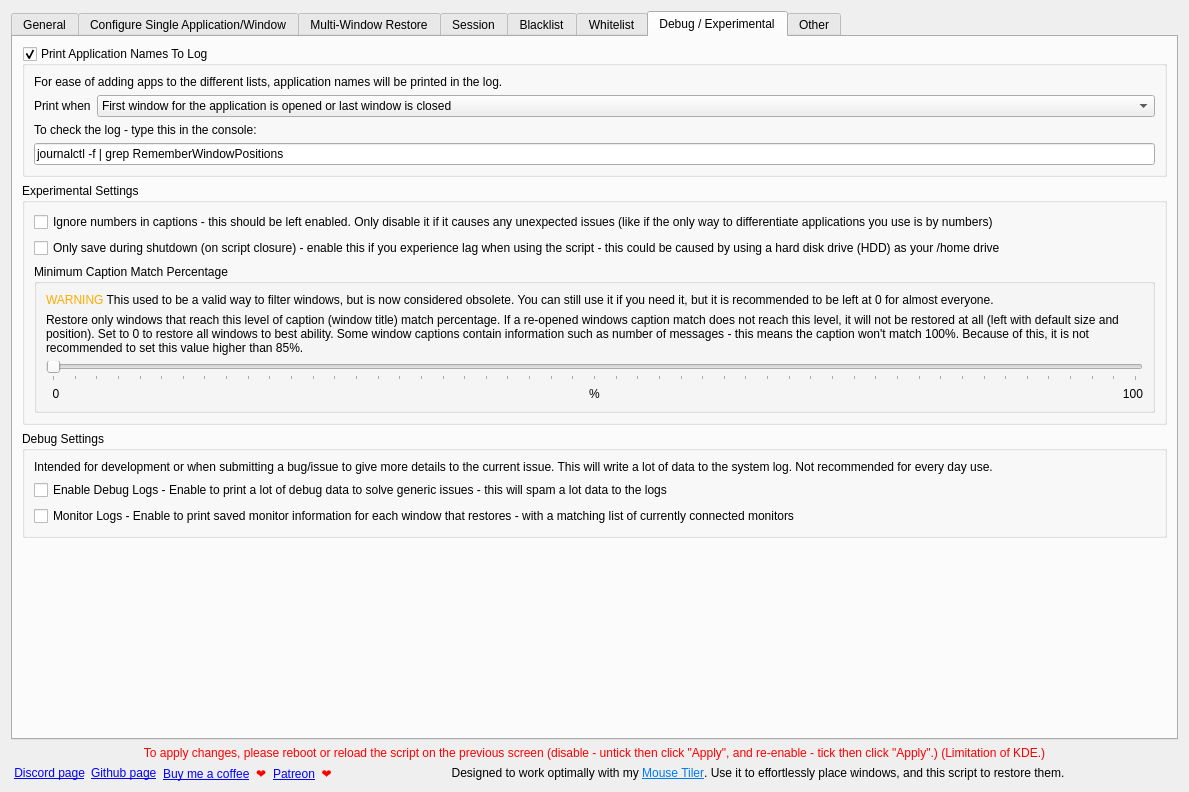
Qt form src/contents/ui/config.ui (rxappdev/RememberWindowPositions) before a commit.
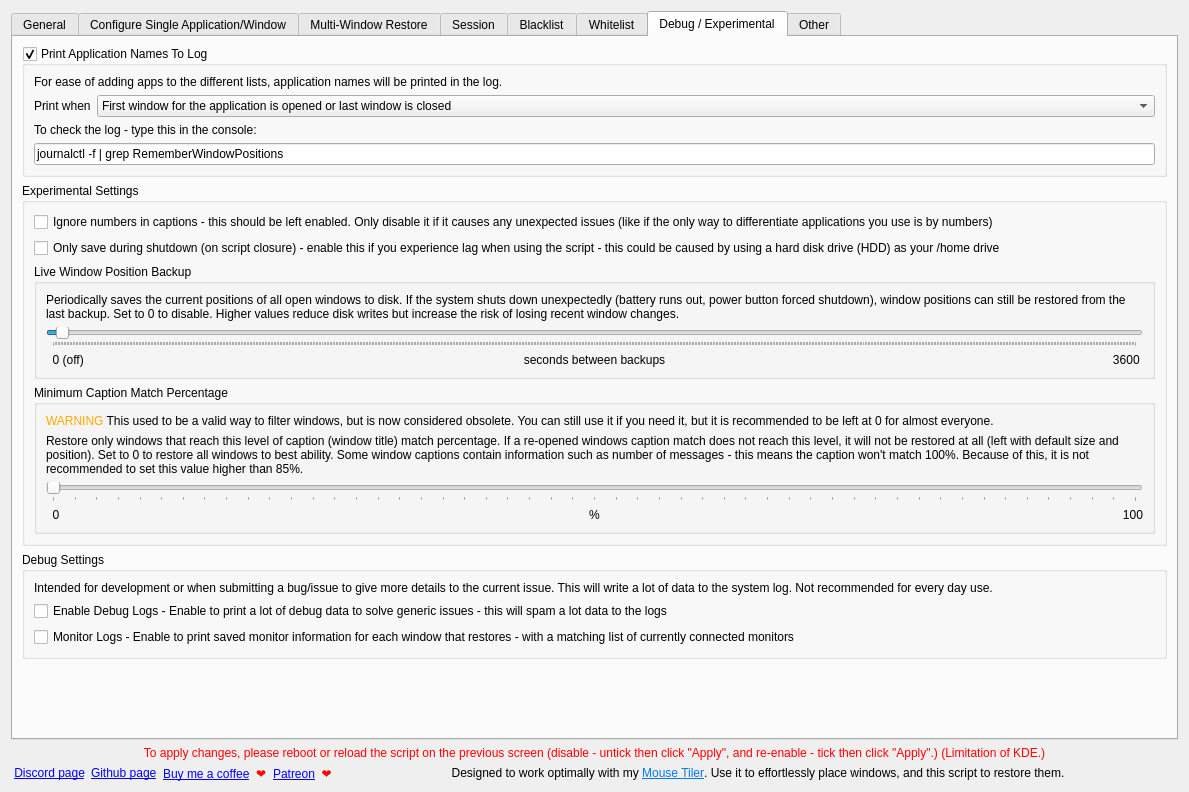
The same form after that commit. The open tabs and pages were chosen to show the change. Icons and pictures are not drawn.

Commit message: Add live window position backup for crash recovery

```diff
--- a/src/contents/ui/config.ui
+++ b/src/contents/ui/config.ui
@@ -1183,13 +1183,85 @@
             </property>
            </widget>
           </item>
-          <item>
-           <widget class="QCheckBox" name="kcfg_onlySaveOnShutdown">
-            <property name="text">
-             <string>Only save during shutdown (on script closure) - enable this if you experience lag when using the script - this could be caused by using a hard disk drive (HDD) as your /home drive</string>
-            </property>
-           </widget>
-          </item>
+           <item>
+            <widget class="QCheckBox" name="kcfg_onlySaveOnShutdown">
+             <property name="text">
+              <string>Only save during shutdown (on script closure) - enable this if you experience lag when using the script - this could be caused by using a hard disk drive (HDD) as your /home drive</string>
+             </property>
+            </widget>
+           </item>
+           <item>
+            <widget class="QGroupBox" name="groupBox_liveBackup">
+             <property name="title">
+              <string>Live Window Position Backup</string>
+             </property>
+             <layout class="QVBoxLayout" name="verticalLayout_liveBackup">
+              <item>
+               <widget class="QLabel" name="label_liveBackupExplanation">
+                <property name="text">
+                 <string>Periodically saves the current positions of all open windows to disk. If the system shuts down unexpectedly (battery runs out, power button forced shutdown), window positions can still be restored from the last backup. Set to 0 to disable. Higher values reduce disk writes but increase the risk of losing recent window changes.</string>
+                </property>
+                <property name="wordWrap">
+                 <bool>true</bool>
+                </property>
+               </widget>
+              </item>
+              <item>
+               <widget class="QSlider" name="kcfg_liveBackupInterval">
+                <property name="minimum">
+                 <number>0</number>
+                </property>
+                <property name="maximum">
+                 <number>3600</number>
+                </property>
+                <property name="value">
+                 <number>30</number>
+                </property>
+                <property name="orientation">
+                 <enum>Qt::Orientation::Horizontal</enum>
+                </property>
+                <property name="tickPosition">
+                 <enum>QSlider::TickPosition::TicksBelow</enum>
+                </property>
+                <property name="tickInterval">
+                 <number>5</number>
+                </property>
+               </widget>
+              </item>
+              <item>
+               <layout class="QHBoxLayout" name="hBoxLayout_liveBackupInterval">
+                <item>
+                 <widget class="QLabel" name="label_liveBackupIntervalMin">
+                  <property name="text">
+                   <string>  0 (off)</string>
+                  </property>
+                 </widget>
+                </item>
+                <item>
+                 <widget class="QLabel" name="label_liveBackupIntervalInfo">
+                  <property name="text">
+                   <string>seconds between backups</string>
+                  </property>
+                  <property name="alignment">
+                   <set>Qt::AlignmentFlag::AlignCenter</set>
+                  </property>
+                 </widget>
+                </item>
+                <item>
+                 <widget class="QLabel" name="label_liveBackupIntervalMax">
+                  <property name="text">
+                   <string>3600 </string>
+                  </property>
+                  <property name="alignment">
+                   <set>Qt::AlignmentFlag::AlignRight|Qt::AlignmentFlag::AlignTrailing|Qt::AlignmentFlag::AlignVCenter</set>
+                  </property>
+                 </widget>
+                </item>
+               </layout>
+              </item>
+             </layout>
+            </widget>
+           </item>
           <item>
            <widget class="QGroupBox" name="groupBox_minimumCaptionMatch">
             <property name="title">
```
The commit also changes 2 other files.
